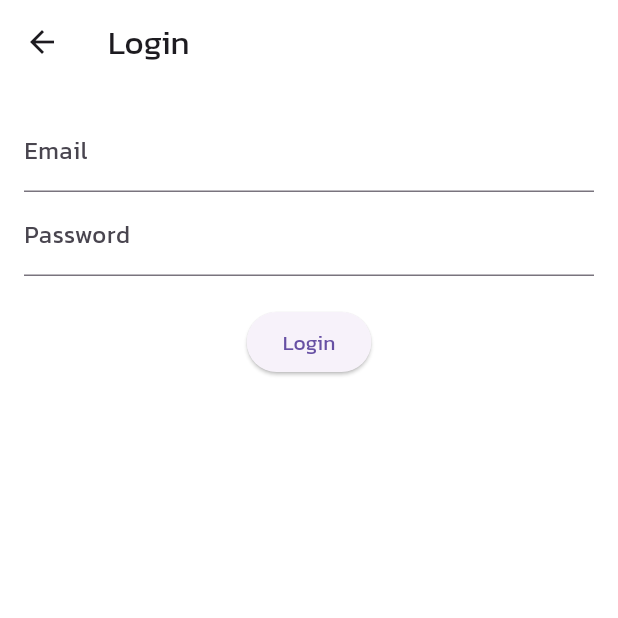
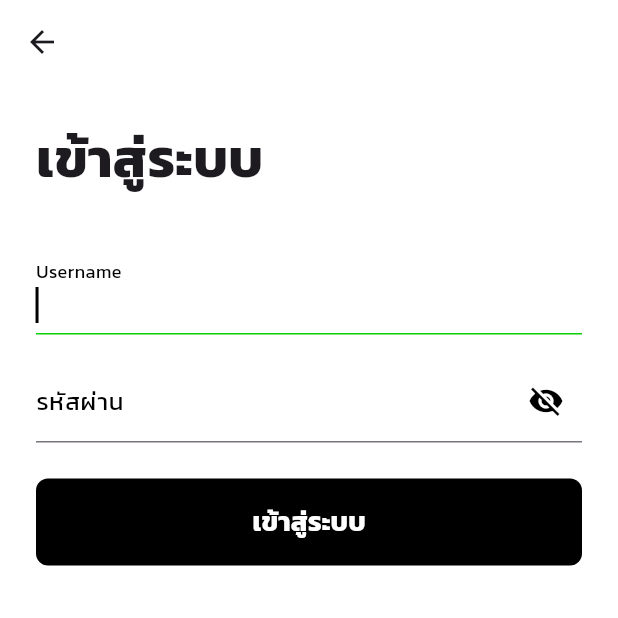
Before and after one commit to c095c095/NisitKU-Lite, a Flutter app: the screen it shows after launch, after a tap on "ผมต้องการอะไรที่น่าสนใจกว่านี้", on a phone screen of 412 x 824 dp, the top half of it. Run offline on Flutter 3.47's test engine with Material 3 defaults, Android fonts, the phone set to English and light mode, and no system bars; our stand-ins replace connectivity_plus, flutter_secure_storage, get, logger, shared_preferences.

Commit message:
feat(login): redesign login screen and implement password visibility
Refactor the login screen to improve the user experience:

- Use a more modern and intuitive design.
- Make the email and password fields more prominent.
- Implement password visibility toggle.
- Add a loading indicator while logging in.
- Display error messages if login fails.

```diff
--- a/lib/screens/login_screen.dart
+++ b/lib/screens/login_screen.dart
@@ -1,6 +1,7 @@
 import 'package:flutter/material.dart';
 import 'package:get/get.dart';
 import 'package:nisitku_lite/controllers/auth_controller.dart';
+import 'package:nisitku_lite/components/primary_button.dart';
 
 class LoginScreen extends StatefulWidget {
   @override
@@ -12,47 +13,94 @@ class _LoginScreenState extends State<LoginScreen> {
   final TextEditingController _emailController = TextEditingController();
   final TextEditingController _passwordController = TextEditingController();
   final AuthController _authController = Get.put(AuthController());
+  final FocusNode _passwordFocusNode = FocusNode();
+  bool isPasswordVisible = false;
 
   @override
   Widget build(BuildContext context) {
     return Scaffold(
-      appBar: AppBar(
-        title: Text('Login'),
-      ),
-      body: Padding(
-        padding: const EdgeInsets.all(16.0),
+      appBar: AppBar(),
+      body: SafeArea(
+        child: Padding(
+          padding: const EdgeInsets.all(24.0),
           child: Form(
             key: _formKey,
             child: Column(
+              crossAxisAlignment: CrossAxisAlignment.stretch,
               children: <Widget>[
+                const Text(
+                  'เข้าสู่ระบบ',
+                  style: TextStyle(
+                    fontSize: 36.0,
+                    fontWeight: FontWeight.bold,
+                  ),
+                ),
+                const SizedBox(height: 36.0),
                 TextFormField(
                   controller: _emailController,
-                decoration: InputDecoration(labelText: 'Email'),
+                  autofocus: true,
+                  decoration: const InputDecoration(
+                    labelText: 'Username',
+                    labelStyle: TextStyle(
+                      color: Colors.black,
+                    ),
+                  ),
+                  textInputAction: TextInputAction.next,
                   validator: (value) {
                     if (value == null || value.isEmpty) {
-                    return 'Please enter your email';
+                      return 'โปรดกรอก username ของคุณ';
                     }
                     return null;
                   },
                 ),
+                const SizedBox(height: 16.0),
                 TextFormField(
                   controller: _passwordController,
-                decoration: InputDecoration(labelText: 'Password'),
-                obscureText: true,
+                  decoration: InputDecoration(
+                    labelText: 'รหัสผ่าน',
+                    labelStyle: const TextStyle(
+                      color: Colors.black,
+                    ),
+                    suffixIcon: IconButton(
+                      icon: Icon(
+                        isPasswordVisible ? Icons.visibility : Icons.visibility_off,
+                        color: Colors.black,
+                      ),
+                      onPressed: () {
+                        setState(() {
+                          isPasswordVisible = !isPasswordVisible;
+                        });
+                      },
+                    ),
+                  ),
+                  obscureText: !isPasswordVisible,
+                  focusNode: _passwordFocusNode,
+                  textInputAction: TextInputAction.done,
+                  onFieldSubmitted: (_) async {
+                    if (_formKey.currentState!.validate()) {
+                      await _authController.login(
+                        _emailController.text,
+                        _passwordController.text,
+                      );
+                    } else {
+                      FocusScope.of(context).requestFocus(_passwordFocusNode);
+                    }
+                  },
                   validator: (value) {
                     if (value == null || value.isEmpty) {
-                    return 'Please enter your password';
+                      return 'โปรดกรอกรหัสผ่านของคุณ';
                     }
                     return null;
                   },
                 ),
-              SizedBox(height: 20),
+                const SizedBox(height: 24),
                 Obx(() {
                   if (_authController.isLoading.value) {
-                  return Center(child: CircularProgressIndicator());
+                    return const Center(child: CircularProgressIndicator());
                   }
 
-                return ElevatedButton(
+                  return PrimaryButton(
+                    text: 'เข้าสู่ระบบ',
                     onPressed: () async {
                       if (_formKey.currentState!.validate()) {
                         await _authController.login(
@@ -61,7 +109,6 @@ class _LoginScreenState extends State<LoginScreen> {
                         );
                       }
                     },
-                  child: Text('Login'),
                   );
                 }),
                 Obx(() {
@@ -70,9 +117,9 @@ class _LoginScreenState extends State<LoginScreen> {
                       children: [
                         Text(
                           _authController.errorMessage.value,
-                        style: TextStyle(color: Colors.red),
+                          style: const TextStyle(color: Colors.red),
                         ),
-                      SizedBox(height: 10),
+                        const SizedBox(height: 10),
                       ],
                     );
                   }
@@ -83,6 +130,7 @@ class _LoginScreenState extends State<LoginScreen> {
             ),
           ),
         ),
+      ),
     );
   }
 }
```
Lines whose indentation alone changed are shown as unchanged.
